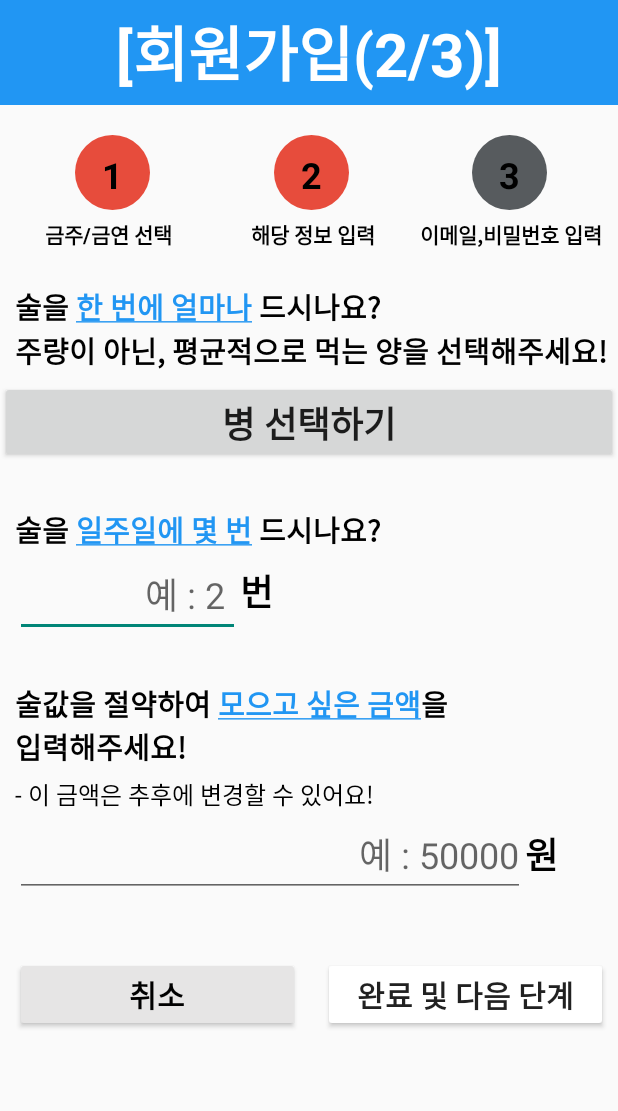
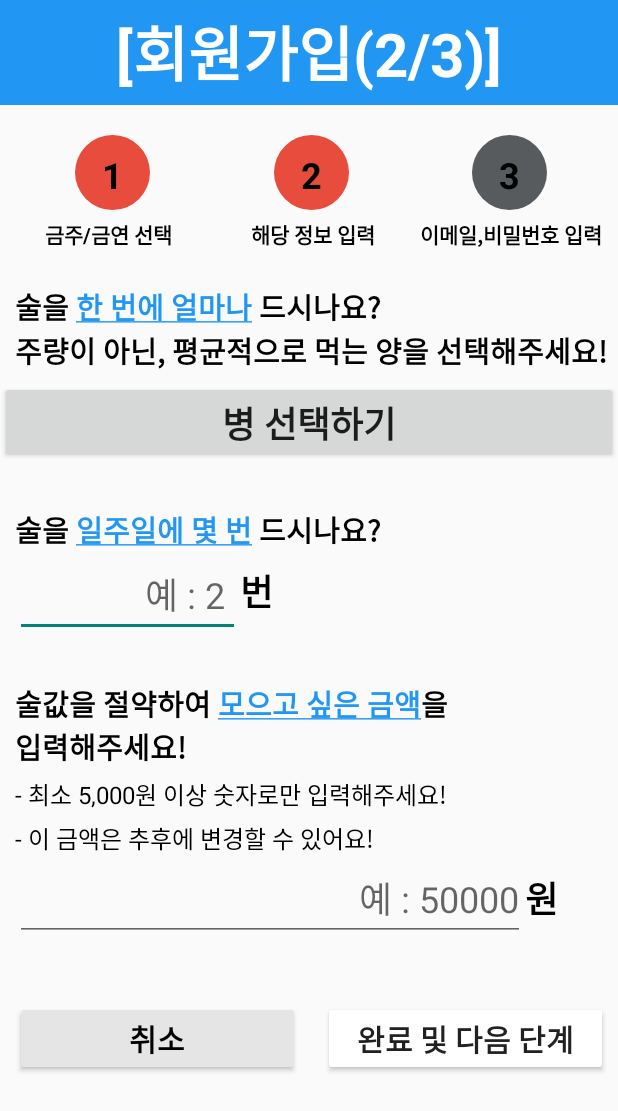
Before and after one commit to jjaehwi/Stopking_, an Android app: the RegisterDrink screen opened directly, with no data from a screen before it, on a phone screen of 412 x 824 dp. Shown: the top 1111 px of the screen. Run offline under Robolectric (Android 15) with nearby library versions, the light colour scheme and no system bars.

```diff
--- a/app/src/main/java/com/sample/stopking_project/Drink_MainActivity.java
+++ b/app/src/main/java/com/sample/stopking_project/Drink_MainActivity.java
@@ -126,7 +126,7 @@ public class Drink_MainActivity extends AppCompatActivity {
                 TextView bank_info = findViewById(R.id.bank_info);
 
                 String average_drink_str = documentSnapshot.getString("average_drink");
-                int average_drink_int = Integer.parseInt(average_drink_str);
+                int average_drink_int = Integer.parseInt(average_drink_str); // bottles
 
                 String week_drink_str = documentSnapshot.getString("week_drink");
                 int week_drink_int = Integer.parseInt(week_drink_str);
--- a/app/src/main/java/com/sample/stopking_project/Smoke_MainActivity.java
+++ b/app/src/main/java/com/sample/stopking_project/Smoke_MainActivity.java
@@ -116,6 +116,7 @@ public class Smoke_MainActivity extends AppCompatActivity {
             }
         });
 
+        //금연 저금통
         docRef.addSnapshotListener(this, new EventListener<DocumentSnapshot>() { // 절약 금액 계산을 위한 데이터 fetch
             @RequiresApi(api = Build.VERSION_CODES.O)
             @Override
--- a/app/src/main/res/layout/activity_change_to_drink.xml
+++ b/app/src/main/res/layout/activity_change_to_drink.xml
@@ -83,6 +83,7 @@
             android:layout_marginLeft="10dp"
             android:gravity="right"
             android:hint="예 : 2 "
+            android:inputType="number"
             android:textSize="24dp"/>
 
         <TextView
@@ -109,7 +110,7 @@
         android:layout_height="wrap_content"
         android:layout_marginLeft="10dp"
         android:layout_marginTop="5dp"
-        android:text="- 최소 5,000원 이상 입력해주세요."
+        android:text="- 최소 5,000원 이상 숫자로만 입력해주세요."
         android:textSize="16dp"
         android:textColor="@color/black"/>
 
@@ -133,6 +134,7 @@
             android:layout_height="wrap_content"
             android:layout_marginLeft="10dp"
             android:gravity="right"
+            android:inputType="number"
             android:hint="예 : 50000"
             android:textSize="24dp"/>
 
--- a/app/src/main/res/layout/activity_change_to_smoke.xml
+++ b/app/src/main/res/layout/activity_change_to_smoke.xml
@@ -72,6 +72,7 @@
             android:layout_width="150dp"
             android:layout_height="wrap_content"
             android:layout_marginLeft="10dp"
+            android:inputType="number"
             android:gravity="right"
             android:hint="예 : 2022"
             android:textSize="24dp"/>
@@ -100,7 +101,7 @@
         android:layout_height="wrap_content"
         android:layout_marginLeft="10dp"
         android:layout_marginTop="5dp"
-        android:text="- 최소 4,500원 이상으로 입력해주세요!"
+        android:text="- 최소 4,500원 이상으로 숫자로만 입력해주세요!"
         android:textSize="16dp"
         android:textColor="@color/black"/>
 
@@ -124,6 +125,7 @@
             android:layout_height="wrap_content"
             android:layout_marginLeft="10dp"
             android:gravity="right"
+            android:inputType="number"
             android:hint="예 : 50000"
             android:textSize="24dp"/>
 
--- a/app/src/main/res/layout/activity_drink_main.xml
+++ b/app/src/main/res/layout/activity_drink_main.xml
@@ -183,8 +183,6 @@
     <!--메인 주요 정보 리스트-->
 
 
-    <!--상위 퍼센트 표시, 랭킹 구현 시 후에 다시 구현-->
-
     <LinearLayout
         android:layout_width="match_parent"
         android:layout_height="0dp"
@@ -262,7 +260,7 @@
                 android:textColor="#0099FF"
                 android:layout_marginTop="10dp"
                 android:visibility="gone"
-                android:text="재설정하러 가기"
+                android:text="재설정하기"
                 ></Button>
 
         </LinearLayout>
--- a/app/src/main/res/layout/activity_register_drink.xml
+++ b/app/src/main/res/layout/activity_register_drink.xml
@@ -161,6 +161,7 @@
             android:layout_width="150dp"
             android:layout_height="wrap_content"
             android:layout_marginLeft="10dp"
+            android:inputType="number"
             android:gravity="right"
             android:hint="예 : 2 "
             android:textSize="24dp"/>
@@ -189,6 +190,15 @@
         android:layout_height="wrap_content"
         android:layout_marginLeft="10dp"
         android:layout_marginTop="5dp"
+        android:text="- 최소 5,000원 이상 숫자로만 입력해주세요!"
+        android:textSize="16dp"
+        android:textColor="@color/black"/>
+
+    <TextView
+        android:layout_width="match_parent"
+        android:layout_height="wrap_content"
+        android:layout_marginLeft="10dp"
+        android:layout_marginTop="5dp"
         android:text="- 이 금액은 추후에 변경할 수 있어요!"
         android:textSize="16dp"
         android:textColor="@color/black"/>
@@ -203,6 +213,7 @@
             android:layout_width="340dp"
             android:layout_height="wrap_content"
             android:layout_marginLeft="10dp"
+            android:inputType="number"
             android:gravity="right"
             android:hint="예 : 50000"
             android:textSize="24dp"/>
--- a/app/src/main/res/layout/activity_register_smoke.xml
+++ b/app/src/main/res/layout/activity_register_smoke.xml
@@ -189,7 +189,7 @@
         android:layout_height="wrap_content"
         android:layout_marginLeft="10dp"
         android:layout_marginTop="5dp"
-        android:text="- 최소 4,500원 이상으로 입력해주세요!"
+        android:text="- 최소 4,500원 이상으로 숫자만 입력해주세요!"
         android:textSize="16dp"
         android:textColor="@color/black"/>
 
@@ -213,6 +213,7 @@
             android:layout_height="wrap_content"
             android:layout_marginLeft="10dp"
             android:gravity="right"
+            android:inputType="number"
             android:hint="예 : 50000"
             android:textSize="24dp"/>
 
--- a/app/src/main/res/layout/activity_smoke_main.xml
+++ b/app/src/main/res/layout/activity_smoke_main.xml
@@ -260,7 +260,7 @@
                 android:textColor="#0099FF"
                 android:layout_marginTop="10dp"
                 android:visibility="gone"
-                android:text="재설정하러 가기"
+                android:text="재설정하기"
                 ></Button>
 
         </LinearLayout>
```
Also changed, not shown: app/src/main/res/layout/activity_register_email.xml (+9 -0 lines), app/src/main/res/layout/activity_register_smoke_email.xml (+9 -1 lines).
